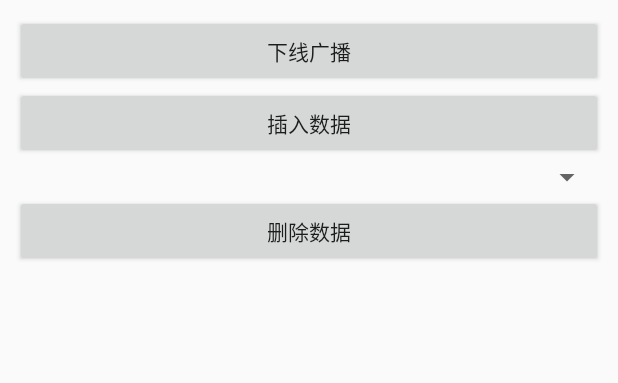
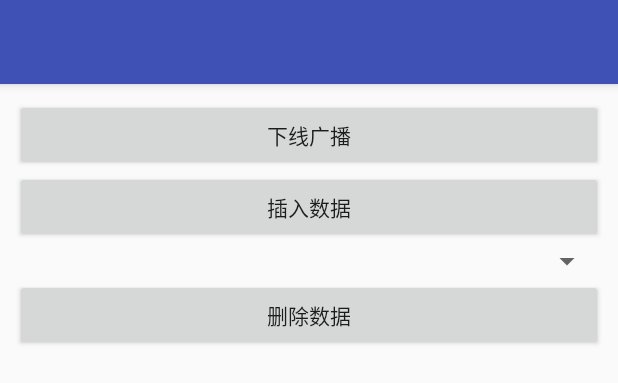
Before and after one commit to maohhgg/AndroidStudioProjects, an Android app: the layout activity_main.xml on its own in the app's theme, with its tools: preview values and no code run, on a phone screen of 412 x 824 dp. Shown: the top 383 px of the screen. Run offline under Robolectric (Android 15) with nearby library versions, the phone set to English and light mode, and no system bars.

```diff
--- a/OnlineOrOffline/app/src/main/res/layout/activity_main.xml
+++ b/OnlineOrOffline/app/src/main/res/layout/activity_main.xml
@@ -1,11 +1,26 @@
 <?xml version="1.0" encoding="utf-8"?>
 <LinearLayout xmlns:android="http://schemas.android.com/apk/res/android"
     xmlns:tools="http://schemas.android.com/tools"
+    xmlns:app="http://schemas.android.com/apk/res-auto"
     android:layout_width="match_parent"
     android:layout_height="match_parent"
     android:orientation="vertical"
+    android:fitsSystemWindows="true"
     tools:context="com.example.mao.onlineoroffline.MainActivity">
 
+    <android.support.design.widget.AppBarLayout
+        android:layout_width="match_parent"
+        android:layout_height="wrap_content"
+        android:theme="@style/AppTheme.AppBarOverlay">
+
+        <android.support.v7.widget.Toolbar
+            android:id="@+id/toolbar"
+            android:layout_width="match_parent"
+            android:layout_height="?attr/actionBarSize"
+            android:background="?attr/colorPrimary"
+            app:popupTheme="@style/AppTheme.PopupOverlay" />
+
+    </android.support.design.widget.AppBarLayout>
 
     <include layout="@layout/avtivity_content" />
 
--- a/OnlineOrOffline/app/src/main/res/values/dimens.xml
+++ b/OnlineOrOffline/app/src/main/res/values/dimens.xml
@@ -2,4 +2,5 @@
     <!-- Default screen margins, per the Android Design guidelines. -->
     <dimen name="activity_horizontal_margin">16dp</dimen>
     <dimen name="activity_vertical_margin">16dp</dimen>
+    <dimen name="fab_margin">16dp</dimen>
 </resources>
--- a/OnlineOrOffline/app/src/main/res/values/strings.xml
+++ b/OnlineOrOffline/app/src/main/res/values/strings.xml
@@ -14,4 +14,7 @@
     <string name="permission_rationale">"Contacts permissions are needed for providing email
         completions."
     </string>
+    <string name="title_activity_contacts">ContactsActivity</string>
+    <string name="title_activity_main2">Main2Activity</string>
+    <string name="action_newpage">联系人</string>
 </resources>
--- a/OnlineOrOffline/app/src/main/res/values/styles.xml
+++ b/OnlineOrOffline/app/src/main/res/values/styles.xml
@@ -7,8 +7,18 @@
         <item name="colorPrimaryDark">@color/colorPrimaryDark</item>
         <item name="colorAccent">@color/colorAccent</item>
     </style>
+
     <style name="AlertDialogCustom" parent="Theme.AppCompat.Light.Dialog.Alert">
         <item name="android:background">#FFFFFF</item>
     </style>
 
+    <style name="AppTheme.NoActionBar">
+        <item name="windowActionBar">false</item>
+        <item name="windowNoTitle">true</item>
+    </style>
+
+    <style name="AppTheme.AppBarOverlay" parent="ThemeOverlay.AppCompat.Dark.ActionBar" />
+
+    <style name="AppTheme.PopupOverlay" parent="ThemeOverlay.AppCompat.Light" />
+
 </resources>
```
Also changed, not shown: OnlineOrOffline/app/src/main/AndroidManifest.xml (+14 -6 lines), OnlineOrOffline/app/src/main/java/com/example/mao/onlineoroffline/ContactAdapter.java (added, +56 -0 lines), OnlineOrOffline/app/src/main/java/com/example/mao/onlineoroffline/ContactsActivity.java (added, +27 -0 lines), OnlineOrOffline/app/src/main/java/com/example/mao/onlineoroffline/MainActivity.java (+27 -5 lines), OnlineOrOffline/app/src/main/res/layout/activity_contacts.xml (added, +16 -0 lines), OnlineOrOffline/app/src/main/res/layout/contact_list.xml (added, +54 -0 lines), OnlineOrOffline/app/src/main/res/menu/menu_main.xml (added, +10 -0 lines).
